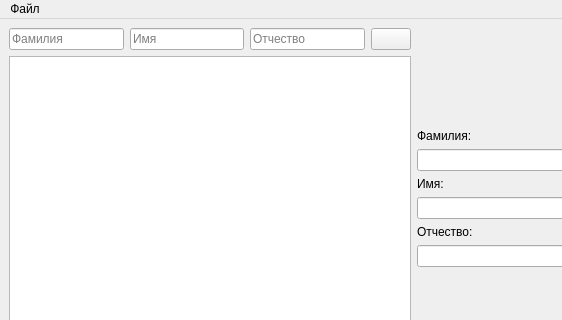
Before: the Qt Designer form patientfilewindow.ui in Shevikina/patient-file, drawn with Qt 5; both pictures show x 0 to 562 and y 0 to 320 of the 827 by 584 pixel window.
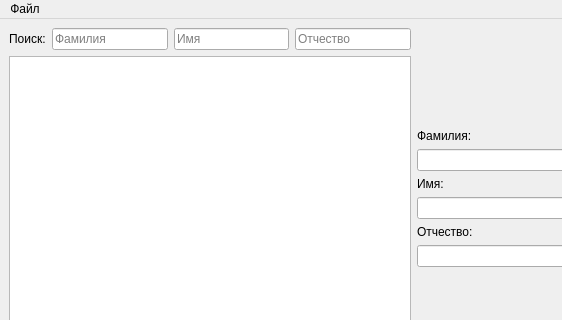
After: the same form once the commit is applied.

```diff
--- a/patientfilewindow.ui
+++ b/patientfilewindow.ui
@@ -21,6 +21,13 @@
        <layout class="QVBoxLayout" name="verticalLayout_5">
         <item>
          <layout class="QHBoxLayout" name="horizontalLayout_2">
+          <item>
+           <widget class="QLabel" name="label">
+            <property name="text">
+             <string>Поиск:</string>
+            </property>
+           </widget>
+          </item>
           <item>
            <widget class="QLineEdit" name="surname_for_filter">
             <property name="inputMask">
@@ -54,13 +61,6 @@
             </property>
            </widget>
           </item>
-          <item>
-           <widget class="QPushButton" name="reset_filter_note">
-            <property name="text">
-             <string/>
-            </property>
-           </widget>
-          </item>
          </layout>
         </item>
         <item>
```
Left out of the diff: 4 changed lines with no effect on the pictures.
